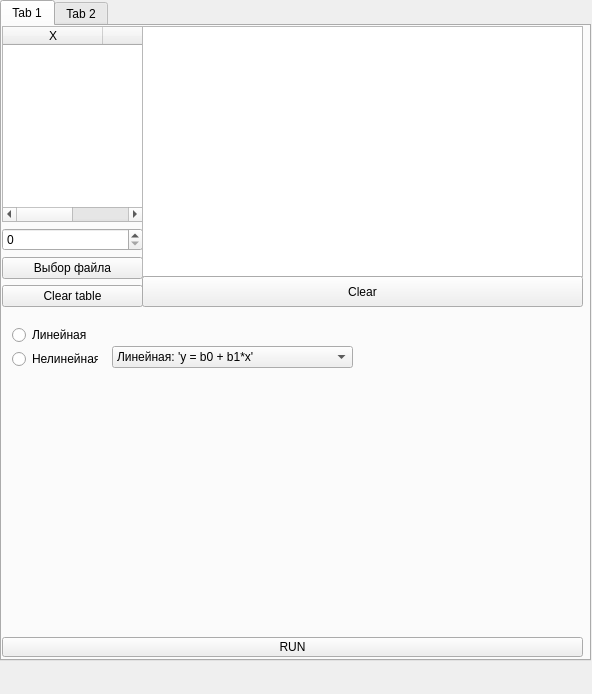
Above: untitledmain.ui from ilyaaadfb/approximation_function_pyqt5_project_school-yandex before the change. Below: the same form after it.
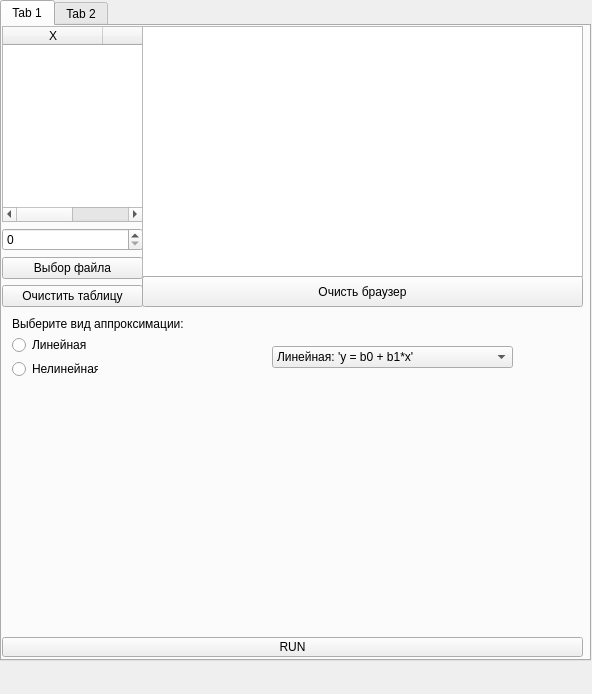
That is the form after the change.

The edit to the form file:
```diff
--- a/untitledmain.ui
+++ b/untitledmain.ui
@@ -30,7 +30,7 @@
      <attribute name="title">
       <string>Tab 1</string>
      </attribute>
-     <widget class="QWidget" name="">
+     <widget class="QWidget" name="layoutWidget">
       <property name="geometry">
        <rect>
         <x>0</x>
@@ -67,7 +67,7 @@
        <item>
         <widget class="QPushButton" name="clear_button_table">
          <property name="text">
-          <string>Clear table</string>
+          <string>Очистить таблицу</string>
          </property>
         </widget>
        </item>
@@ -93,7 +93,7 @@
        </rect>
       </property>
       <property name="text">
-       <string>Clear</string>
+       <string>Очисть браузер</string>
       </property>
      </widget>
      <widget class="QWidget" name="verticalLayoutWidget">
@@ -123,7 +123,7 @@
      <widget class="QComboBox" name="comboBox">
       <property name="geometry">
        <rect>
-        <x>110</x>
+        <x>270</x>
         <y>320</y>
         <width>241</width>
         <height>22</height>
@@ -170,11 +170,11 @@
        </property>
       </item>
      </widget>
-     <widget class="QWidget" name="">
+     <widget class="QWidget" name="layoutWidget">
       <property name="geometry">
        <rect>
         <x>10</x>
-        <y>300</y>
+        <y>310</y>
         <width>86</width>
         <height>42</height>
        </rect>
@@ -196,6 +196,19 @@
        </item>
       </layout>
      </widget>
+     <widget class="QLabel" name="label">
+      <property name="geometry">
+       <rect>
+        <x>10</x>
+        <y>290</y>
+        <width>181</width>
+        <height>16</height>
+       </rect>
+      </property>
+      <property name="text">
+       <string>Выберите вид аппроксимации:</string>
+      </property>
+     </widget>
     </widget>
     <widget class="QWidget" name="tab_2">
      <attribute name="title">
```
